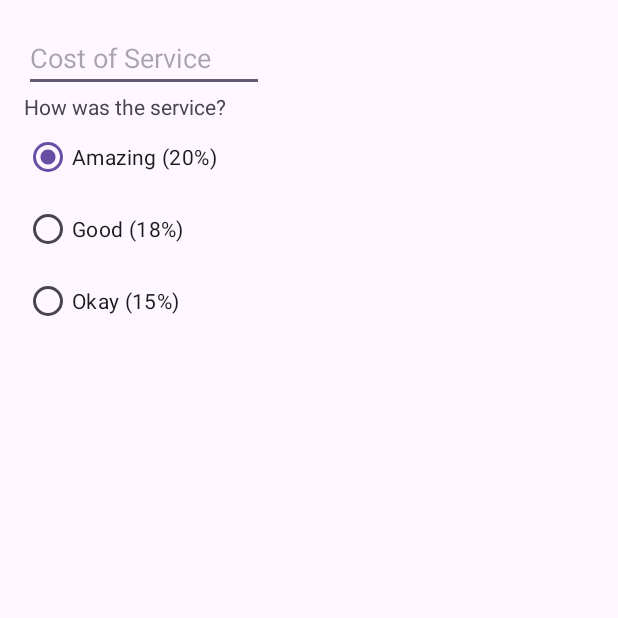
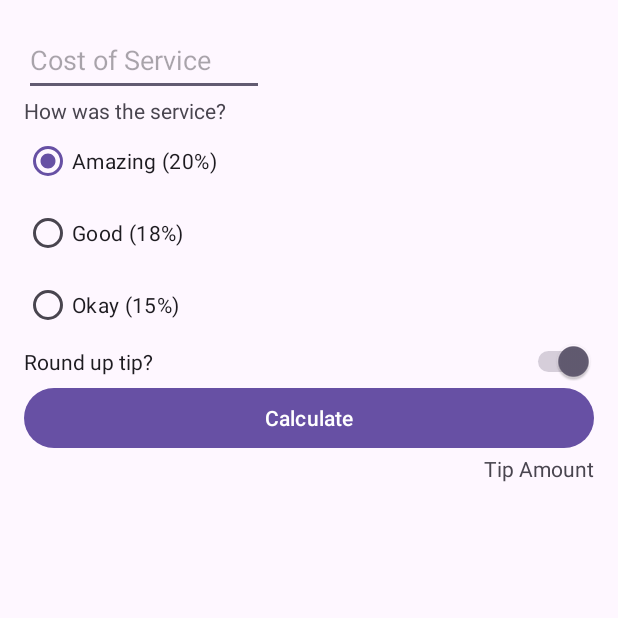
Before and after one commit to ImmortalAmxx/Tip-Time, an Android app: the screen it shows after launch (MainActivity), on a phone screen of 412 x 824 dp, the top half of it. Run offline under Robolectric (Android 15) with nearby library versions, the phone set to English and light mode, and no system bars.

Commit message:
Step 4 - Complete layout.

```diff
--- a/app/src/main/res/layout/activity_main.xml
+++ b/app/src/main/res/layout/activity_main.xml
@@ -10,12 +10,14 @@
 
     <EditText
         android:id="@+id/cost_of_service"
+        android:layout_width="160dp"
+        android:layout_height="wrap_content"
         android:hint="Cost of Service"
-        android:layout_height="wrap_content"
-        android:layout_width="160dp"
+        android:inputType="numberDecimal"
+        android:minHeight="48dp"
         app:layout_constraintStart_toStartOf="parent"
         app:layout_constraintTop_toTopOf="parent"
-        android:inputType="numberDecimal"/>
+        android:autofillHints="" />
 
     <TextView
         android:id="@+id/service_question"
@@ -52,4 +54,32 @@
             android:layout_height="wrap_content"
             android:text="Okay (15%)" />
     </RadioGroup>
+
+    <Switch
+        android:id="@+id/round_up_switch"
+        android:layout_width="0dp"
+        android:layout_height="wrap_content"
+        android:checked="true"
+        android:text="Round up tip?"
+        app:layout_constraintEnd_toEndOf="parent"
+        app:layout_constraintStart_toStartOf="@id/tip_options"
+        app:layout_constraintTop_toBottomOf="@id/tip_options" />
+
+    <Button
+        android:id="@+id/calculate_button"
+        android:layout_width="0dp"
+        android:layout_height="wrap_content"
+        android:text="Calculate"
+        app:layout_constraintTop_toBottomOf="@id/round_up_switch"
+        app:layout_constraintStart_toStartOf="parent"
+        app:layout_constraintEnd_toEndOf="parent" />
+
+    <TextView
+        android:id="@+id/tip_result"
+        android:layout_width="wrap_content"
+        android:layout_height="wrap_content"
+        app:layout_constraintEnd_toEndOf="parent"
+        app:layout_constraintTop_toBottomOf="@id/calculate_button"
+        android:text="Tip Amount"
+        tools:ignore="UnknownId" />
 </androidx.constraintlayout.widget.ConstraintLayout>
```
